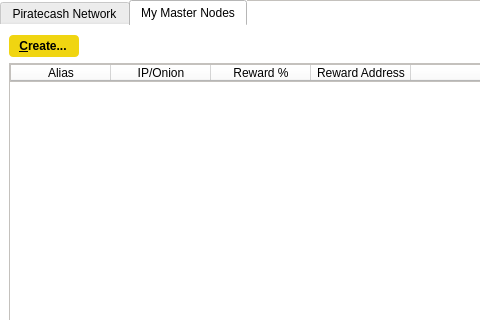
piratecash/piratecash, file src/qt/forms/masternodemanager.ui: the form before one commit; both pictures show x 0 to 480 and y 0 to 320 of the 723 by 457 pixel window.
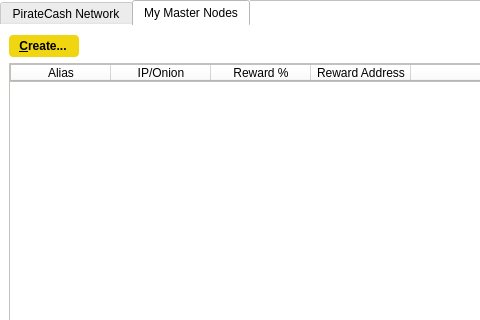
The form after the commit.

Commit message: Replace Piratecash to PirateCash

```diff
--- a/src/qt/forms/masternodemanager.ui
+++ b/src/qt/forms/masternodemanager.ui
@@ -45,7 +45,7 @@
        </property>
        <widget class="QWidget" name="tab">
         <attribute name="title">
-         <string>Piratecash Network</string>
+         <string>PirateCash Network</string>
         </attribute>
         <layout class="QGridLayout" name="gridLayout">
          <item row="1" column="0">
```
The commit also changes 67 other files.
